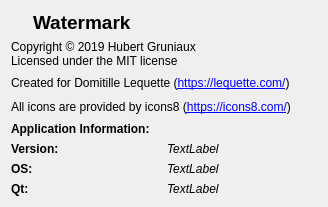
Old version of the form ui/aboutdialog.ui in the repository hgruniaux/Watermark.
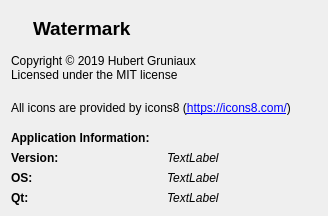
New version of the form. Icons and pictures are not drawn.

Commit message: Remove some useless information in about box

```diff
--- a/ui/aboutdialog.ui
+++ b/ui/aboutdialog.ui
@@ -7,7 +7,7 @@
     <x>0</x>
     <y>0</y>
     <width>328</width>
-    <height>207</height>
+    <height>216</height>
    </rect>
   </property>
   <property name="windowTitle">
@@ -60,16 +60,6 @@
      </property>
     </widget>
    </item>
-   <item>
-    <widget class="QLabel" name="label_7">
-     <property name="text">
-      <string>Created for Domitille Lequette (&lt;a href=&quot;https://lequette.com/&quot;&gt;https://lequette.com/&lt;/a&gt;)</string>
-     </property>
-     <property name="textFormat">
-      <enum>Qt::RichText</enum>
-     </property>
-    </widget>
-   </item>
    <item>
     <widget class="QLabel" name="label_9">
      <property name="text">
```
